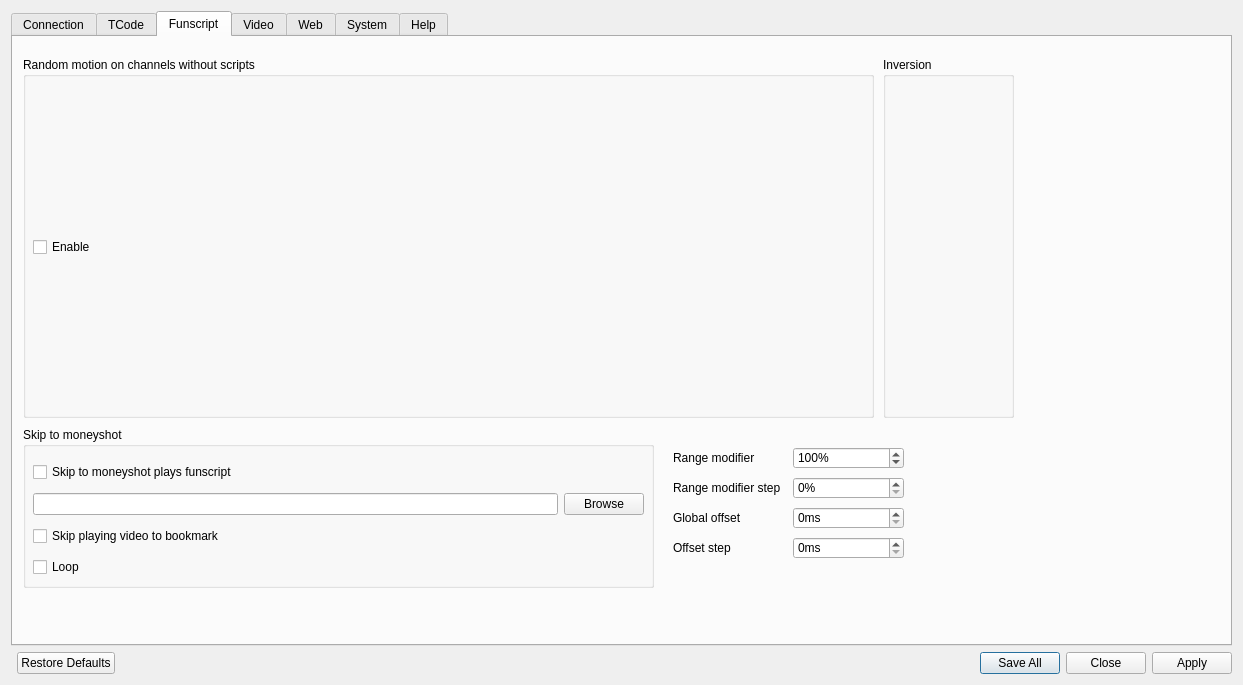
Before: the Qt Designer form src/settings.ui in jcfain/XTPlayer, drawn with Qt 5.
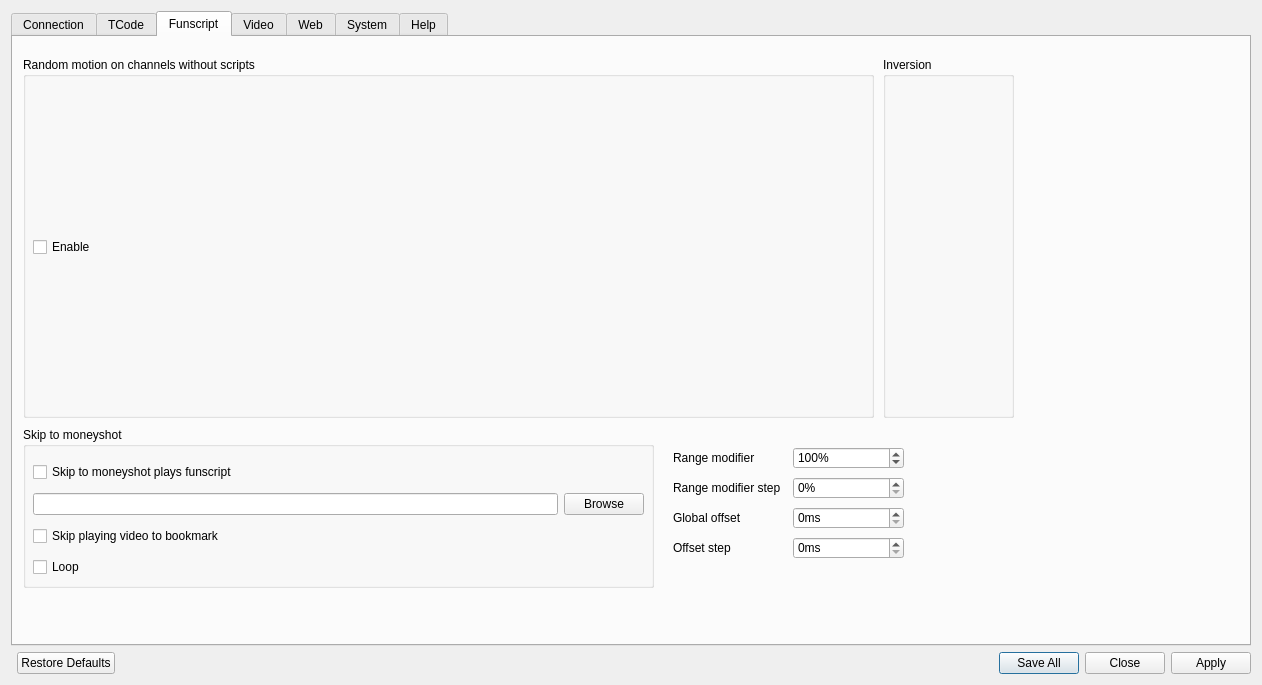
After: the same form once the commit is applied. The open tabs and pages were chosen to show the change. Icons and pictures are not drawn.

```diff
--- a/src/settings.ui
+++ b/src/settings.ui
@@ -6,7 +6,7 @@
    <rect>
     <x>0</x>
     <y>0</y>
-    <width>1243</width>
+    <width>1262</width>
     <height>685</height>
    </rect>
   </property>
@@ -495,7 +495,7 @@
           <x>10</x>
           <y>30</y>
           <width>611</width>
-          <height>126</height>
+          <height>127</height>
          </rect>
         </property>
         <layout class="QGridLayout" name="skipToMoneyShotGrid">
```
Left out of the diff: 5 changed lines with no effect on the pictures.
